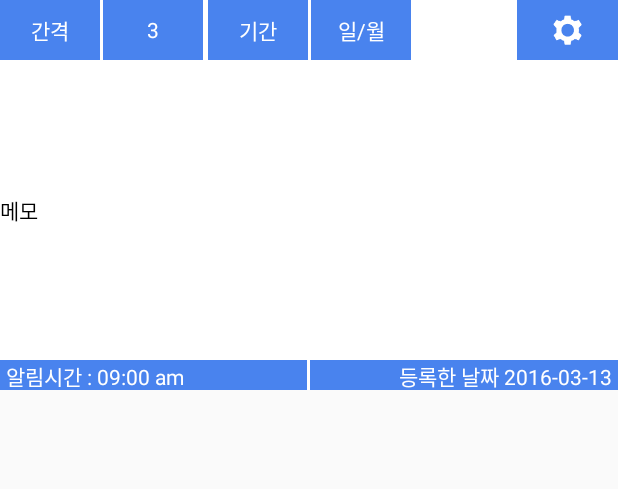
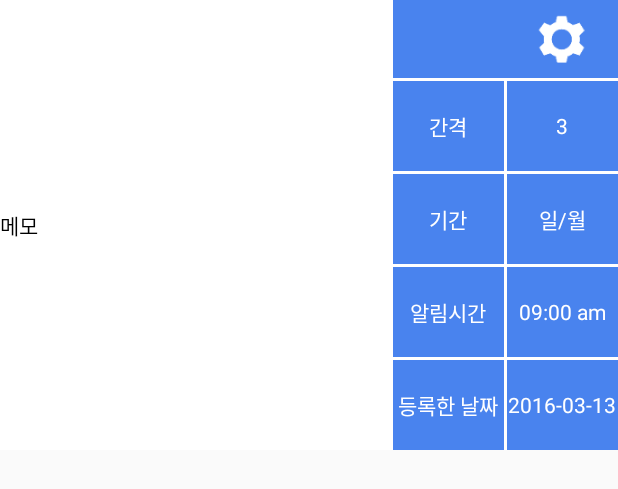
Before and after one commit to GDmail91/Memorizer, an Android app: the layout memo_item_adapter.xml on its own in the app's theme, with its tools: preview values and no code run, on a phone screen of 412 x 824 dp. Shown: the top 489 px of the screen. Run offline under Robolectric (Android 15) with nearby library versions, the phone set to English and light mode, and no system bars.

Commit message:
Change layout

```diff
--- a/app/src/main/res/layout/memo_item_adapter.xml
+++ b/app/src/main/res/layout/memo_item_adapter.xml
@@ -1,25 +1,72 @@
 <?xml version="1.0" encoding="utf-8"?>
-<LinearLayout xmlns:android="http://schemas.android.com/apk/res/android"
-    android:orientation="vertical" android:layout_width="match_parent"
+<RelativeLayout xmlns:android="http://schemas.android.com/apk/res/android"
+    android:layout_width="match_parent"
+    android:layout_height="300dp"
+    android:background="@color/colorPrimary" >
+
+    <TextView
+        android:layout_width="match_parent"
         android:layout_height="match_parent"
-    android:background="@color/colorPrimaryTrans" >
+        android:layout_alignParentStart="true"
+        android:layout_alignParentLeft="true"
+        android:layout_toStartOf="@+id/info_bar"
+        android:layout_toLeftOf="@+id/info_bar"
+        android:gravity="center_vertical"
+        android:text="메모"
+        android:textColor="@color/black"
+        android:background="@color/colorPrimary"
+        android:id="@+id/memo_content" />
+
+    <LinearLayout
+        android:layout_width="150dp"
+        android:layout_height="match_parent"
+        android:layout_alignParentEnd="true"
+        android:layout_alignParentRight="true"
+        android:orientation="vertical"
+        android:id="@+id/info_bar">
 
         <LinearLayout
             android:layout_width="match_parent"
-        android:layout_height="40dp"
+            android:layout_height="52dp"
             android:orientation="horizontal"
-        android:weightSum="6"
-        android:background="@color/colorAccent"
-        android:textColor="@color/colorPrimary"
-        android:gravity="center_vertical" >
+            android:weightSum="2"
+            android:background="@color/colorAccent">
+            <TextView
+                android:layout_width="0dp"
+                android:layout_height="match_parent"
+                android:layout_weight="1"
+                android:textAlignment="center"/>
+            <ImageButton
+                android:layout_width="0dp"
+                android:layout_height="wrap_content"
+                android:layout_weight="1"
+                android:padding="10dp"
+                android:src="@drawable/setting"
+                style="?android:attr/borderlessButtonStyle"
+                android:scaleType="fitCenter"
+                android:id="@+id/setting_button"/>
+        </LinearLayout>
 
+        <LinearLayout
+            android:layout_width="match_parent"
+            android:layout_height="2dp"
+            android:orientation="horizontal"
+            android:background="@color/colorPrimary"/>
+
+        <LinearLayout
+            android:layout_width="match_parent"
+            android:layout_height="60dp"
+            android:orientation="horizontal"
+            android:weightSum="2"
+            android:background="@color/colorAccent">
             <TextView
                 android:layout_width="0dp"
                 android:layout_height="wrap_content"
                 android:layout_weight="1"
                 android:text="간격"
                 android:textColor="@color/colorPrimary"
-            android:textAlignment="center"/>
+                android:layout_gravity="center"
+                android:gravity="center"/>
             <LinearLayout
                 android:layout_width="2dp"
                 android:layout_height="match_parent"
@@ -32,21 +79,31 @@
                 android:text="3"
                 android:textColor="@color/colorPrimary"
                 android:textAlignment="center"
-            android:id="@+id/memo_term"/>
+                android:id="@+id/memo_term"
+                android:layout_gravity="center"
+                android:gravity="center"/>
+        </LinearLayout>
 
         <LinearLayout
-            android:layout_width="3dp"
-            android:layout_height="match_parent"
+            android:layout_width="match_parent"
+            android:layout_height="2dp"
             android:orientation="horizontal"
             android:background="@color/colorPrimary"/>
 
+        <LinearLayout
+            android:layout_width="match_parent"
+            android:layout_height="60dp"
+            android:orientation="horizontal"
+            android:weightSum="2"
+            android:background="@color/colorAccent">
             <TextView
                 android:layout_width="0dp"
                 android:layout_height="wrap_content"
                 android:layout_weight="1"
+                android:layout_gravity="center"
                 android:text="기간"
                 android:textColor="@color/colorPrimary"
-            android:textAlignment="center"/>
+                android:gravity="center"/>
             <LinearLayout
                 android:layout_width="2dp"
                 android:layout_height="match_parent"
@@ -56,78 +113,84 @@
                 android:layout_width="0dp"
                 android:layout_height="wrap_content"
                 android:layout_weight="1"
+                android:layout_gravity="center"
                 android:text="일/월"
                 android:textColor="@color/colorPrimary"
-            android:textAlignment="center"
+                android:gravity="center"
                 android:id="@+id/memo_during"/>
+        </LinearLayout>
 
         <LinearLayout
-            android:layout_width="3dp"
-            android:layout_height="match_parent"
+            android:layout_width="match_parent"
+            android:layout_height="2dp"
             android:orientation="horizontal"
             android:background="@color/colorPrimary"/>
 
-        <TextView
-            android:layout_width="0dp"
-            android:layout_height="match_parent"
-            android:layout_weight="1"
-            android:background="@color/colorPrimary"
-            android:textAlignment="center"/>
-        <ImageButton
-            android:layout_width="0dp"
-            android:layout_height="wrap_content"
-            android:layout_weight="1"
-            android:padding="10dp"
-            android:src="@drawable/setting"
-            style="?android:attr/borderlessButtonStyle"
-            android:scaleType="fitCenter"
-            android:id="@+id/setting_button"/>
-    </LinearLayout>
-
-    <TextView
-        android:layout_width="match_parent"
-        android:layout_height="200dp"
-        android:gravity="center_vertical"
-        android:text="메모"
-        android:textColor="@color/black"
-        android:background="@color/colorPrimary"
-        android:id="@+id/memo_content"/>
-
         <LinearLayout
             android:layout_width="match_parent"
-        android:layout_height="20dp"
-        android:paddingLeft="4dp"
-        android:paddingStart="4dp"
-        android:paddingRight="4dp"
-        android:paddingEnd="4dp"
+            android:layout_height="60dp"
             android:orientation="horizontal"
             android:weightSum="2"
-        android:background="@color/colorAccent"
-        android:gravity="center_vertical"
-        android:layout_marginBottom="6dp" >
-
+            android:background="@color/colorAccent">
             <TextView
                 android:layout_width="0dp"
                 android:layout_height="wrap_content"
                 android:layout_weight="1"
-            android:text="알림시간 : 09:00 am"
+                android:layout_gravity="center"
+                android:text="알림시간"
                 android:textColor="@color/colorPrimary"
-            android:textAlignment="viewStart"
-            android:id="@+id/memo_time"/>
-
+                android:gravity="center"/>
             <LinearLayout
                 android:layout_width="2dp"
                 android:layout_height="match_parent"
                 android:orientation="horizontal"
                 android:background="@color/colorPrimary"/>
-
             <TextView
                 android:layout_width="0dp"
                 android:layout_height="wrap_content"
                 android:layout_weight="1"
-            android:text="등록한 날짜 2016-03-13"
+                android:layout_gravity="center"
+                android:text="09:00 am"
                 android:textColor="@color/colorPrimary"
-            android:textAlignment="viewEnd"
+                android:gravity="center"
+                android:id="@+id/memo_time"/>
+        </LinearLayout>
+
+        <LinearLayout
+            android:layout_width="match_parent"
+            android:layout_height="2dp"
+            android:orientation="horizontal"
+            android:background="@color/colorPrimary"/>
+
+        <LinearLayout
+            android:layout_width="match_parent"
+            android:layout_height="60dp"
+            android:orientation="horizontal"
+            android:weightSum="2"
+            android:background="@color/colorAccent">
+            <TextView
+                android:layout_width="0dp"
+                android:layout_height="wrap_content"
+                android:layout_weight="1"
+                android:layout_gravity="center"
+                android:text="등록한 날짜"
+                android:textColor="@color/colorPrimary"
+                android:gravity="center"/>
+            <LinearLayout
+                android:layout_width="2dp"
+                android:layout_height="match_parent"
+                android:orientation="horizontal"
+                android:background="@color/colorPrimary"/>
+            <TextView
+                android:layout_width="0dp"
+                android:layout_height="wrap_content"
+                android:layout_weight="1"
+                android:layout_gravity="center"
+                android:text="2016-03-13"
+                android:textColor="@color/colorPrimary"
+                android:gravity="center"
                 android:id="@+id/memo_posted"/>
         </LinearLayout>
+
     </LinearLayout>
+</RelativeLayout>
```
Lines whose indentation alone changed are shown as unchanged.
